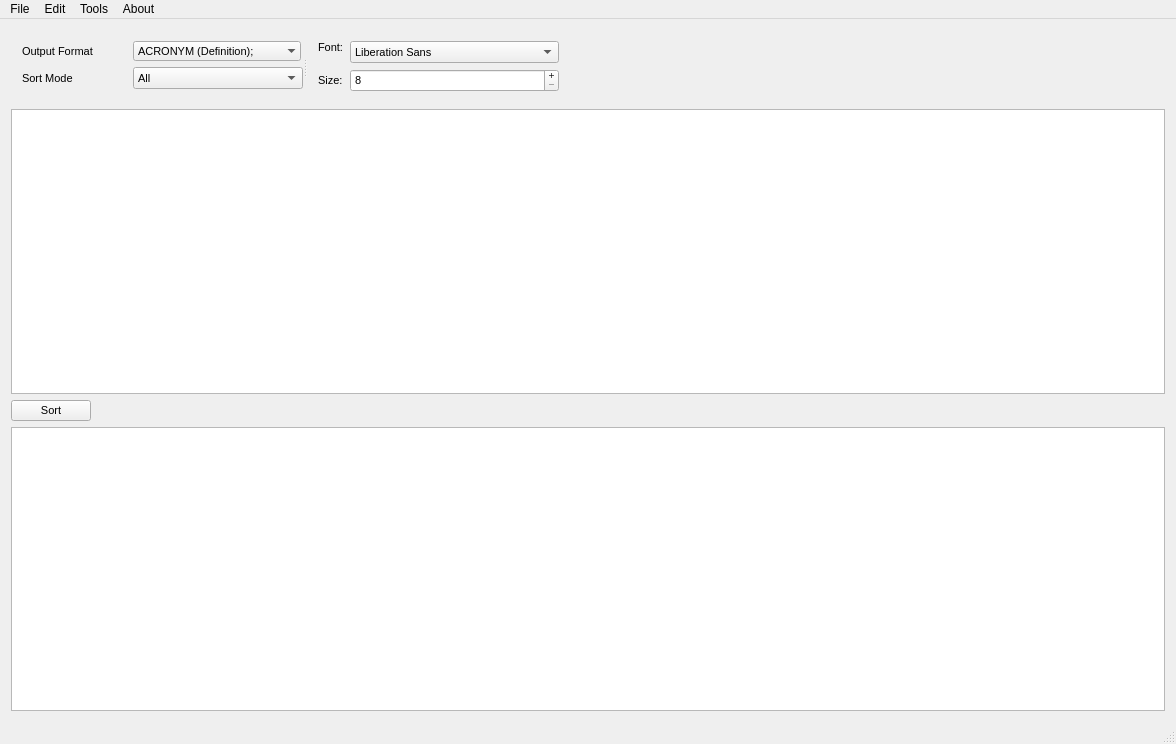
First picture: the form in Source_Files/sorter.ui, repository SnekCode/AcronymSorter, before the edit.
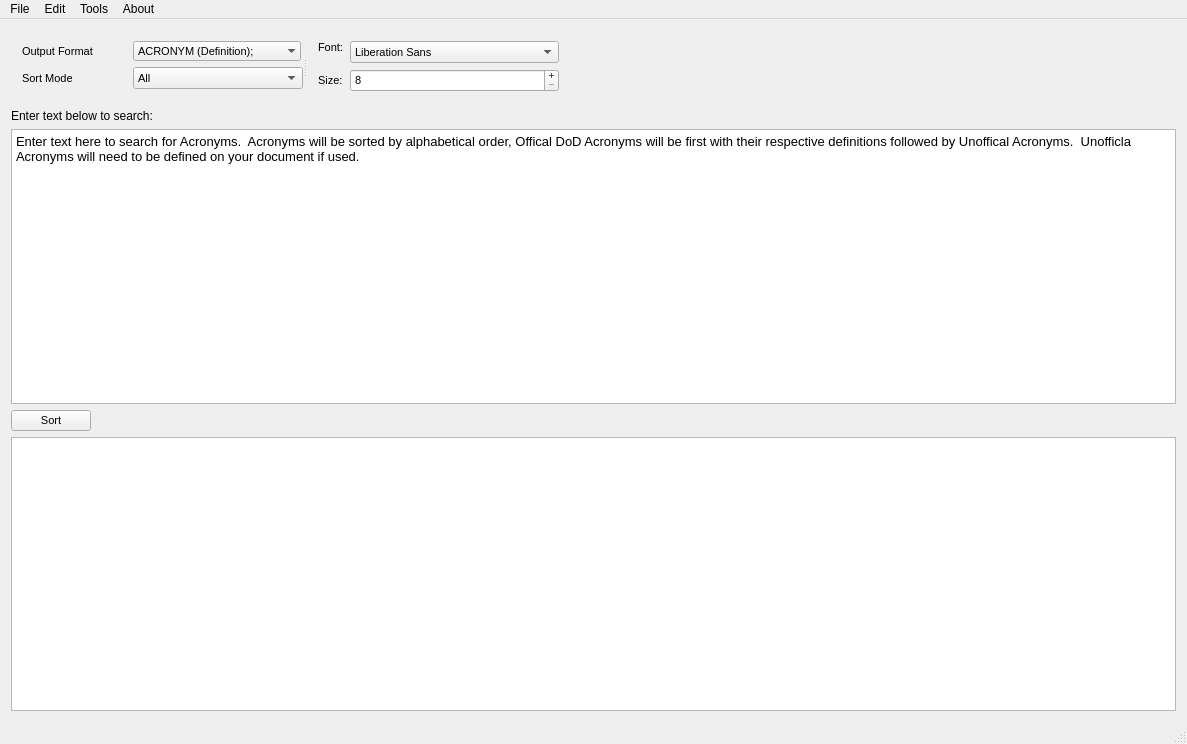
Second picture: the form after the edit. Icons and pictures are not drawn.

```diff
--- a/Source_Files/sorter.ui
+++ b/Source_Files/sorter.ui
@@ -6,7 +6,7 @@
    <rect>
     <x>0</x>
     <y>0</y>
-    <width>1176</width>
+    <width>1187</width>
     <height>744</height>
    </rect>
   </property>
@@ -279,6 +279,13 @@
       </widget>
      </widget>
     </item>
+    <item>
+     <widget class="QLabel" name="label_3">
+      <property name="text">
+       <string>Enter text below to search:</string>
+      </property>
+     </widget>
+    </item>
     <item>
      <widget class="QTextEdit" name="InputBox">
       <property name="sizePolicy">
@@ -302,6 +309,13 @@
       <property name="autoFormatting">
        <set>QTextEdit::AutoAll</set>
       </property>
+      <property name="html">
+       <string>&lt;!DOCTYPE HTML PUBLIC &quot;-//W3C//DTD HTML 4.0//EN&quot; &quot;http://www.w3.org/TR/REC-html40/strict.dtd&quot;&gt;
+&lt;html&gt;&lt;head&gt;&lt;meta name=&quot;qrichtext&quot; content=&quot;1&quot; /&gt;&lt;style type=&quot;text/css&quot;&gt;
+p, li { white-space: pre-wrap; }
+&lt;/style&gt;&lt;/head&gt;&lt;body style=&quot; font-family:'MS Shell Dlg 2'; font-size:10pt; font-weight:400; font-style:normal;&quot;&gt;
+&lt;p style=&quot; margin-top:0px; margin-bottom:0px; margin-left:0px; margin-right:0px; -qt-block-indent:0; text-indent:0px;&quot;&gt;Enter text here to search for Acronyms.  Acronyms will be sorted by alphabetical order, Offical DoD Acronyms will be first with their respective definitions followed by Unoffical Acronyms.  Unofficla Acronyms will need to be defined on your document if used.&lt;/p&gt;&lt;/body&gt;&lt;/html&gt;</string>
+      </property>
       <property name="overwriteMode">
        <bool>false</bool>
       </property>
@@ -356,8 +370,8 @@
     <rect>
      <x>0</x>
      <y>0</y>
-     <width>1176</width>
-     <height>21</height>
+     <width>1187</width>
+     <height>22</height>
     </rect>
    </property>
    <property name="palette">
```
Left out of the diff: 99 changed lines with no effect on the pictures.
